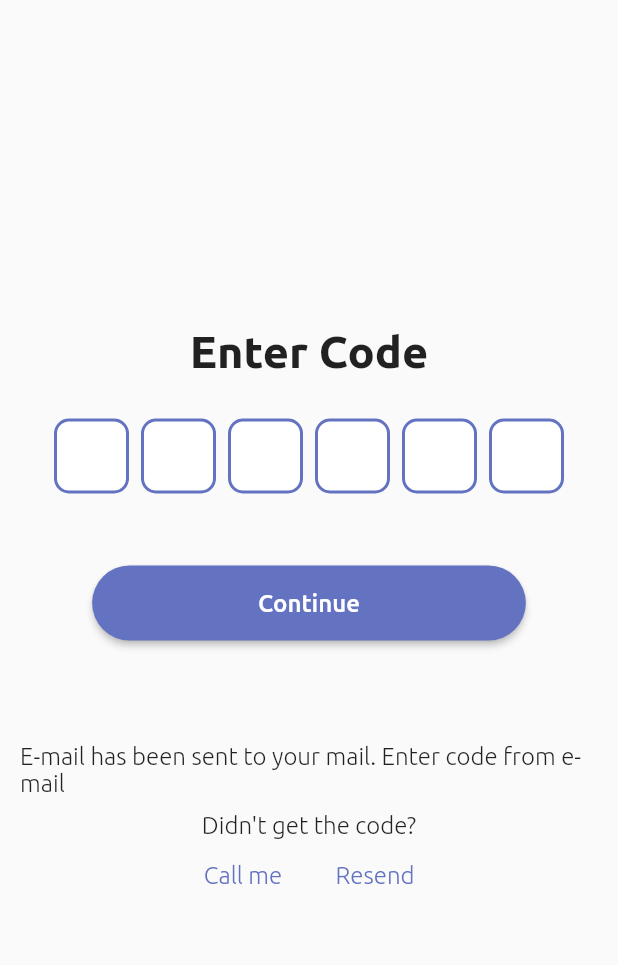
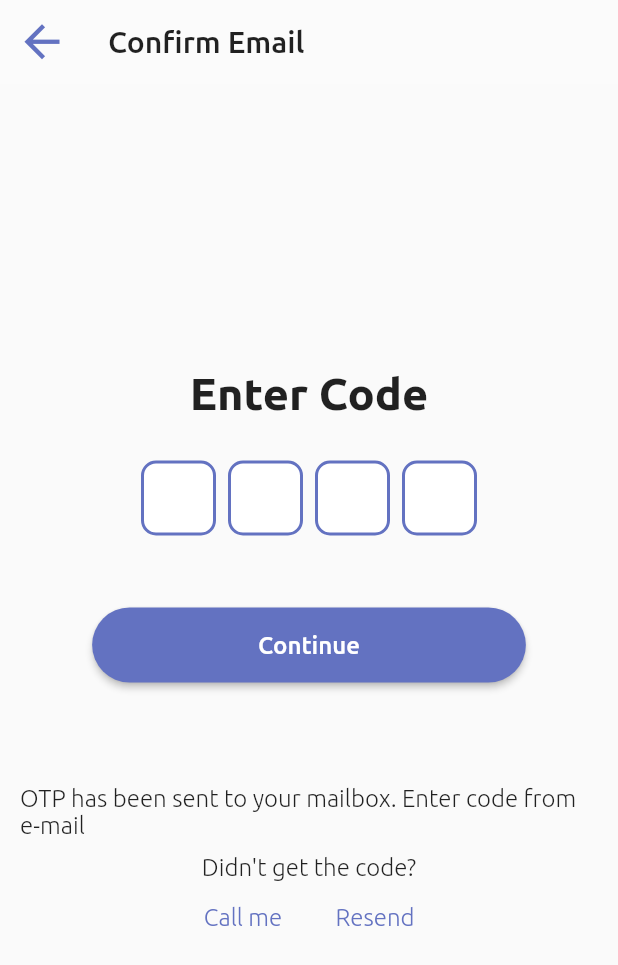
Before and after one commit to dscfuto-org/deebus-mobile, a Flutter app: the Signup screen opened directly, after a tap on "Continue", on a phone screen of 412 x 824 dp. Shown: the top 965 px of the screen. Run offline on Flutter 3.47's test engine with Material 2 defaults, Android fonts, the phone set to English and light mode, and no system bars; drawn by our look-alikes of pin_code_text_field; our stand-ins replace google_maps_flutter, intro_slider, location, sliding_up_panel; missing offline and left inert: flutter_polyline_points; project files that could hold a hidden picture were left out.

```diff
--- a/lib/Constants/Strings.dart
+++ b/lib/Constants/Strings.dart
@@ -3,3 +3,4 @@ String appName = "DeeBus";
 String formErrorText = "Field Required";
 String welcomeText = "Welcome";
 String defaultUser = "User";
+String pleaseWaitText = 'Please wait...';
--- a/lib/StudentOnboarding/UserAuthentication/otpConfirm.dart
+++ b/lib/StudentOnboarding/UserAuthentication/otpConfirm.dart
@@ -18,7 +18,7 @@ class OTPScreen extends StatefulWidget {
 class _OTPScreenState extends State<OTPScreen> {
   TextEditingController controller = TextEditingController();
 
-  int pinLength = 6;
+  int pinLength = 4;
 
   bool hasError = false;
   bool isLoading = false;
@@ -28,6 +28,19 @@ class _OTPScreenState extends State<OTPScreen> {
   @override
   Widget build(BuildContext context) {
     return Scaffold(
+      appBar: new AppBar(
+        title: Text("Confirm Email"),
+        backgroundColor: Colors.white10,
+        elevation: 0,
+        leading: IconButton(
+          icon: Icon(
+            Icons.arrow_back,
+            color: AppColors.color4,
+            size: 35.0,
+          ),
+          onPressed: () => navigateBack(context),
+        ),
+      ),
 //        backgroundColor: AppColors.color4,
         body: Padding(
           padding: EdgeInsets.all(13.4),
@@ -71,7 +84,7 @@ class _OTPScreenState extends State<OTPScreen> {
                               });
                             },
                             onDone: (text){
-                              if(text.length!=6){
+                              if(text.length!=4){
                                 setState(() {
                                   hasError = true;
                                 });
@@ -135,7 +148,7 @@ class _OTPScreenState extends State<OTPScreen> {
                         ),
                         SizedBox(height: 20,),
                         Text(
-                            "E-mail has been sent to your mail. Enter code from e-mail",
+                            "OTP has been sent to your mailbox. Enter code from e-mail",
                           style: textStyleBigLight,
                         ),
                         SizedBox(height: 10,),
--- a/lib/StudentOnboarding/UserAuthentication/signUp.dart
+++ b/lib/StudentOnboarding/UserAuthentication/signUp.dart
@@ -60,7 +60,22 @@ class _SignupState extends State<Signup> {
                       borderSide:
                           new BorderSide(color: AppColors.color4)),
                   focusedBorder: focusedBorder(),
-                  hintText: 'Full Name',
+                  hintText: 'First Name',
+                ),
+              ),
+              SizedBox(height: 20.0),
+              TextFormField(
+                decoration: new InputDecoration(
+                  border: new OutlineInputBorder(
+                      borderRadius: BorderRadius.circular(10),
+                      borderSide:
+                      new BorderSide(color: AppColors.color4)),
+                  enabledBorder: new OutlineInputBorder(
+                      borderRadius: BorderRadius.circular(10),
+                      borderSide:
+                      new BorderSide(color: AppColors.color4)),
+                  focusedBorder: focusedBorder(),
+                  hintText: 'Last Name',
                 ),
               ),
               SizedBox(height: 20.0),
@@ -90,23 +105,32 @@ class _SignupState extends State<Signup> {
                       borderSide:
                           new BorderSide(color: AppColors.color4)),
                   focusedBorder: focusedBorder(),
-                  hintText: 'Phone number',
+                  hintText: 'Password',
                 ),
               ),
-              SizedBox(height: 10.0),
-              RaisedButton(
-                padding: EdgeInsets.all(5.0),
-                shape: new RoundedRectangleBorder(
-                  borderRadius: new BorderRadius.circular(14.0),
+              SizedBox(height: 25.0),
+              MaterialButton(
+                shape: RoundedRectangleBorder(
+                  borderRadius: BorderRadius.all(Radius.circular(40.0)),
                 ),
+                height: 50,
                 onPressed: () => {
-                navigatePush(context, OTPScreen("hhsh"))
+                  navigatePush(context, OTPScreen("hhsh"))
                 },
+//                              async{
+//                                if(controller.text.length!=6){
+//                                  setState(() {
+//                                    hasError = true;
+//                                  });
+//                                } else if(equalsIgnoreCase(widget.tranType, "Withdrawal")){
+//                                  submitWithdrawal();
+//                                }
+//                              },
                 color: AppColors.color4,
-                textColor: Colors.white,
                 child: Text(
                   "Continue",
-                  style: textStyleBigLight,
+                  style: TextStyle(
+                      color: Colors.white, fontSize: 16.0),
                 ),
               ),
               SizedBox(
--- a/pubspec.yaml
+++ b/pubspec.yaml
@@ -29,8 +29,12 @@ dependencies:
   google_maps_flutter: ^0.5.21+1
   geolocator: ^5.3.0
   location: ^2.3.5
+  dio: ^3.0.5
   flutter_polyline_points: ^0.1.0
   flare_flutter: ^2.0.1
+  sliding_up_panel: ^1.0.0
+  http: 0.12.0+4
+
 
 
 
```
Also changed, not shown: lib/StudentOnboarding/UserAuthentication/login.dart (+21 -9 lines), lib/User/dashboard.dart (+49 -24 lines), lib/Utils/AlertDialogs.dart (+52 -48 lines), assets/images/bg.png (deleted), assets/images/walkthrough1.png (deleted), assets/images/walkthrough2.png (deleted), assets/images/walkthrough3.png (deleted), lib/StudentOnboarding/UserAuthentication/SignupBackend.dart (added), lib/User/About.dart (added), lib/User/FreeRides.dart (added), lib/User/History.dart (added), lib/User/Payments.dart (added), lib/User/Profile.dart (added), lib/User/Support.dart (added), 1 more files.
